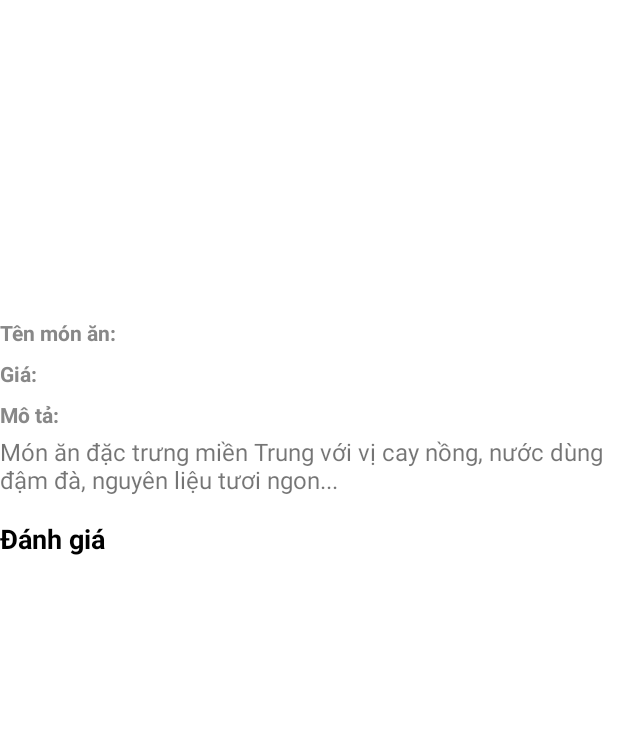
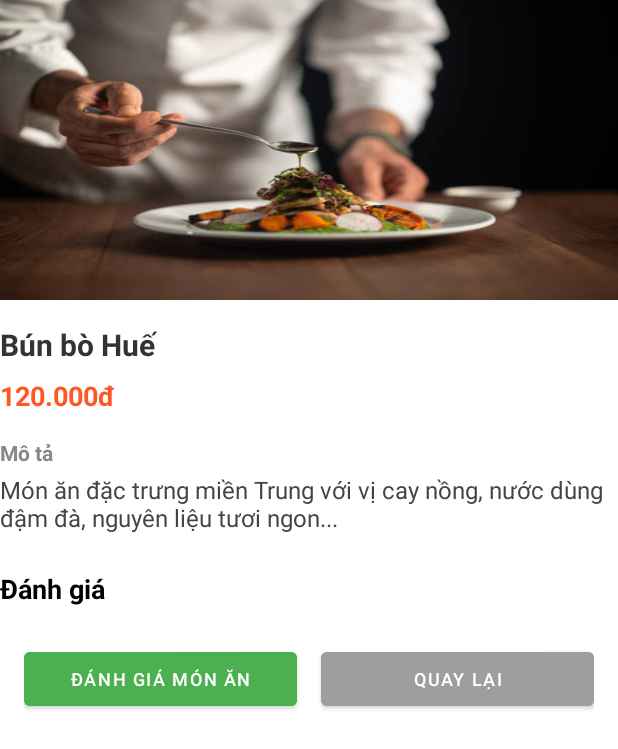
Before and after one commit to HoNguynVu/QuanLyQuanAn, an Android app: the DetailFoodActivity screen opened directly, with no data from a screen before it, on a phone screen of 412 x 824 dp. Shown: the top 749 px of the screen. Run offline under Robolectric (Android 15) with nearby library versions, the phone set to English and light mode, and no system bars; pictures from the network do not load.

Commit message:
Fix UI detail food

```diff
--- a/app/src/main/java/com/example/doan/Adapter/ReviewAdapter.java
+++ b/app/src/main/java/com/example/doan/Adapter/ReviewAdapter.java
@@ -1,46 +1,52 @@
 package com.example.doan.Adapter;
 
-import android.content.Context;
 import android.view.LayoutInflater;
 import android.view.View;
 import android.view.ViewGroup;
-import android.widget.ArrayAdapter;
 import android.widget.TextView;
-
 import androidx.annotation.NonNull;
-
+import androidx.recyclerview.widget.RecyclerView;
 import com.example.doan.DatabaseClass.Review;
 import com.example.doan.R;
-
 import java.util.List;
 
-public class ReviewAdapter extends ArrayAdapter<Review> {
-    private Context context;
-    private List<Review> reviews;
+public class ReviewAdapter extends RecyclerView.Adapter<ReviewAdapter.ReviewViewHolder> {
 
-    public ReviewAdapter(Context context, List<Review> reviews) {
-        super(context, 0, reviews);
-        this.context = context;
-        this.reviews = reviews;
+    private final List<Review> reviewList;
+
+    public ReviewAdapter(List<Review> reviewList) {
+        this.reviewList = reviewList;
     }
 
     @NonNull
     @Override
-    public View getView(int position, View convertView, ViewGroup parent) {
-        if (convertView == null) {
-            convertView = LayoutInflater.from(context).inflate(R.layout.item_review, parent, false);
+    public ReviewViewHolder onCreateViewHolder(@NonNull ViewGroup parent, int viewType) {
+        View view = LayoutInflater.from(parent.getContext())
+                .inflate(R.layout.item_review, parent, false);
+        return new ReviewViewHolder(view);
+    }
+
+    @Override
+    public void onBindViewHolder(@NonNull ReviewViewHolder holder, int position) {
+        Review review = reviewList.get(position);
+        holder.txtUser.setText("Người dùng: " + review.getUserId());
+        holder.txtRating.setText("★ " + review.getRating());
+        holder.txtComment.setText(review.getComment());
+    }
+
+    @Override
+    public int getItemCount() {
+        return reviewList.size();
+    }
+
+    public static class ReviewViewHolder extends RecyclerView.ViewHolder {
+        TextView txtUser, txtRating, txtComment;
+
+        public ReviewViewHolder(@NonNull View itemView) {
+            super(itemView);
+            txtUser = itemView.findViewById(R.id.txt_review_user);
+            txtRating = itemView.findViewById(R.id.txt_review_rating);
+            txtComment = itemView.findViewById(R.id.txt_review_comment);
         }
-
-        Review review = reviews.get(position);
-
-        TextView txtUser = convertView.findViewById(R.id.txt_review_user);
-        TextView txtRating = convertView.findViewById(R.id.txt_review_rating);
-        TextView txtComment = convertView.findViewById(R.id.txt_review_comment);
-
-        txtUser.setText("Người dùng: " + review.getUserId()); // bạn có thể thay bằng tên nếu có
-        txtRating.setText("★ " + review.getRating());
-        txtComment.setText(review.getComment());
-
-        return convertView;
     }
 }
--- a/app/src/main/java/com/example/doan/ProfileUser/DetailFoodActivity.java
+++ b/app/src/main/java/com/example/doan/ProfileUser/DetailFoodActivity.java
@@ -2,6 +2,7 @@ package com.example.doan.ProfileUser;
 
 import android.os.Bundle;
 import android.util.Log;
+import android.widget.Button;
 import android.widget.ImageView;
 import android.widget.ListView;
 import android.widget.TextView;
@@ -9,6 +10,8 @@ import android.widget.Toast;
 
 import androidx.activity.EdgeToEdge;
 import androidx.appcompat.app.AppCompatActivity;
+import androidx.recyclerview.widget.LinearLayoutManager;
+import androidx.recyclerview.widget.RecyclerView;
 
 import com.bumptech.glide.Glide;
 import com.example.doan.Adapter.ReviewAdapter;
@@ -29,8 +32,9 @@ public class DetailFoodActivity extends AppCompatActivity {
 
     private ImageView imgFood;
     private TextView txtName, txtPrice, txtDescription;
-    private ListView listReviews;
+    private RecyclerView recyclerView;
     private ReviewAdapter reviewAdapter;
+    private Button btnAddReview, btnBack;
     private List<Review> reviewList = new ArrayList<>();
 
     private String foodId;
@@ -43,6 +47,7 @@ public class DetailFoodActivity extends AppCompatActivity {
 
         initViews();
         initAdapter();
+        setButton();
         getFoodIdFromIntent();
         loadFoodDetails(foodId);
         loadFoodReviews(foodId);
@@ -54,15 +59,26 @@ public class DetailFoodActivity extends AppCompatActivity {
         txtName = findViewById(R.id.txt_food_name_detail);
         txtPrice = findViewById(R.id.txt_food_price_detail);
         txtDescription = findViewById(R.id.txt_food_description);
-        listReviews = findViewById(R.id.list_reviews);
+        btnAddReview = findViewById(R.id.btn_add_review);
+        btnBack = findViewById(R.id.btn_back);
+        recyclerView = findViewById(R.id.recycler_reviews);
     }
 
     // Khởi tạo adapter cho list đánh giá
     private void initAdapter() {
-        reviewAdapter = new ReviewAdapter(this, reviewList);
-        listReviews.setAdapter(reviewAdapter);
+        recyclerView.setLayoutManager(new LinearLayoutManager(this));
+        reviewAdapter = new ReviewAdapter(reviewList);
+        recyclerView.setAdapter(reviewAdapter);
     }
-
+    // Đặt sự kiện cho các nút
+    private void setButton() {
+        btnAddReview.setOnClickListener(v -> {
+            // Xử lý khi nhấn nút "Đánh giá món ăn"
+        });
+        btnBack.setOnClickListener(v -> {
+            finish();
+        });
+    }
     // Lấy ID món ăn từ Intent truyền vào
     private void getFoodIdFromIntent() {
         foodId = getIntent().getStringExtra("id");
--- a/app/src/main/res/layout/activity_detail_food.xml
+++ b/app/src/main/res/layout/activity_detail_food.xml
@@ -1,98 +1,67 @@
 <?xml version="1.0" encoding="utf-8"?>
-<androidx.constraintlayout.widget.ConstraintLayout
-    xmlns:android="http://schemas.android.com/apk/res/android"
+<ScrollView xmlns:android="http://schemas.android.com/apk/res/android"
     xmlns:app="http://schemas.android.com/apk/res-auto"
     android:layout_width="match_parent"
     android:layout_height="match_parent"
+    android:background="#FFFFFF"
+    android:fitsSystemWindows="true"
     android:padding="16dp"
-    android:fitsSystemWindows="true"
-    android:background="#FFFFFF">
+    android:fillViewport="true">
+
+    <LinearLayout
+        android:layout_width="match_parent"
+        android:layout_height="wrap_content"
+        android:orientation="vertical">
 
         <!-- Ảnh món ăn -->
         <ImageView
             android:id="@+id/img_food_detail"
-        android:layout_width="0dp"
+            android:layout_width="match_parent"
             android:layout_height="200dp"
             android:scaleType="centerCrop"
-        app:layout_constraintTop_toTopOf="parent"
-        app:layout_constraintStart_toStartOf="parent"
-        app:layout_constraintEnd_toEndOf="parent" />
+            android:background="@drawable/image_background" />
 
-    <!-- Row: Tên món ăn -->
+        <!-- Tên món ăn -->
         <TextView
-        android:id="@+id/label_food_name"
+            android:id="@+id/txt_food_name_detail"
+            android:layout_width="match_parent"
+            android:layout_height="wrap_content"
+            android:text="Bún bò Huế"
+            android:textSize="20sp"
+            android:textStyle="bold"
+            android:textColor="#333333"
+            android:layout_marginTop="16dp" />
+
+        <!-- Giá món ăn -->
+        <TextView
+            android:id="@+id/txt_food_price_detail"
             android:layout_width="wrap_content"
             android:layout_height="wrap_content"
-        android:text="Tên món ăn:"
-        android:textColor="#888888"
-        android:textStyle="bold"
-        android:textSize="14sp"
-        android:layout_marginTop="12dp"
-        app:layout_constraintTop_toBottomOf="@id/img_food_detail"
-        app:layout_constraintStart_toStartOf="parent" />
-
-    <TextView
-        android:id="@+id/txt_food_name_detail"
-        android:layout_width="0dp"
-        android:layout_height="wrap_content"
-        android:textSize="18sp"
-        android:textStyle="bold"
-        android:textColor="#333333"
-        app:layout_constraintTop_toTopOf="@id/label_food_name"
-        app:layout_constraintBottom_toBottomOf="@id/label_food_name"
-        app:layout_constraintStart_toEndOf="@id/label_food_name"
-        app:layout_constraintEnd_toEndOf="parent"
-        android:layout_marginStart="8dp" />
-
-    <!-- Row: Giá -->
-    <TextView
-        android:id="@+id/label_food_price"
-        android:layout_width="wrap_content"
-        android:layout_height="wrap_content"
-        android:text="Giá:"
-        android:textColor="#888888"
-        android:textStyle="bold"
-        android:textSize="14sp"
-        android:layout_marginTop="8dp"
-        app:layout_constraintTop_toBottomOf="@id/label_food_name"
-        app:layout_constraintStart_toStartOf="parent" />
-
-    <TextView
-        android:id="@+id/txt_food_price_detail"
-        android:layout_width="0dp"
-        android:layout_height="wrap_content"
+            android:text="120.000đ"
             android:textSize="18sp"
             android:textStyle="bold"
             android:textColor="#FF5722"
-        app:layout_constraintTop_toTopOf="@id/label_food_price"
-        app:layout_constraintBottom_toBottomOf="@id/label_food_price"
-        app:layout_constraintStart_toEndOf="@id/label_food_price"
-        app:layout_constraintEnd_toEndOf="parent"
-        android:layout_marginStart="8dp" />
+            android:layout_marginTop="8dp" />
 
-    <!-- Row: Mô tả -->
+        <!-- Mô tả -->
         <TextView
             android:id="@+id/label_description"
             android:layout_width="wrap_content"
             android:layout_height="wrap_content"
-        android:text="Mô tả:"
+            android:text="Mô tả"
             android:textColor="#888888"
             android:textStyle="bold"
             android:textSize="14sp"
-        android:layout_marginTop="8dp"
-        app:layout_constraintTop_toBottomOf="@id/label_food_price"
-        app:layout_constraintStart_toStartOf="parent" />
+            android:layout_marginTop="16dp" />
 
         <TextView
             android:id="@+id/txt_food_description"
-        android:layout_width="0dp"
+            android:layout_width="match_parent"
             android:layout_height="wrap_content"
             android:text="Món ăn đặc trưng miền Trung với vị cay nồng, nước dùng đậm đà, nguyên liệu tươi ngon..."
             android:textSize="16sp"
-        android:layout_marginTop="4dp"
-        app:layout_constraintStart_toStartOf="parent"
-        app:layout_constraintEnd_toEndOf="parent"
-        app:layout_constraintTop_toBottomOf="@id/label_description"/>
+            android:textColor="#444444"
+            android:layout_marginTop="4dp" />
 
         <!-- Đánh giá -->
         <TextView
@@ -103,20 +72,46 @@
             android:textSize="18sp"
             android:textStyle="bold"
             android:textColor="#000000"
-        android:layout_marginTop="16dp"
-        app:layout_constraintTop_toBottomOf="@id/txt_food_description"
-        app:layout_constraintStart_toStartOf="parent" />
+            android:layout_marginTop="24dp" />
 
-    <ListView
-        android:id="@+id/list_reviews"
+        <androidx.recyclerview.widget.RecyclerView
+            android:id="@+id/recycler_reviews"
+            android:layout_width="match_parent"
+            android:layout_height="wrap_content"
+            android:layout_marginTop="8dp"
+            android:nestedScrollingEnabled="false"
+            android:overScrollMode="never"/>
+
+        <!-- Nút đánh giá & quay lại -->
+        <LinearLayout
+            android:layout_width="match_parent"
+            android:layout_height="wrap_content"
+            android:orientation="horizontal"
+            android:padding="16dp"
+            android:gravity="center">
+
+            <Button
+                android:id="@+id/btn_add_review"
                 android:layout_width="0dp"
-        android:layout_height="0dp"
-        android:layout_marginTop="8dp"
-        android:divider="@android:color/darker_gray"
-        android:dividerHeight="1dp"
-        app:layout_constraintTop_toBottomOf="@id/txt_review_title"
-        app:layout_constraintBottom_toBottomOf="parent"
-        app:layout_constraintStart_toStartOf="parent"
-        app:layout_constraintEnd_toEndOf="parent" />
+                android:layout_height="wrap_content"
+                android:layout_weight="1"
+                android:text="Đánh giá món ăn"
+                android:backgroundTint="#4CAF50"
+                android:textColor="#FFFFFF"
+                android:textSize="12dp"
+                android:layout_marginEnd="8dp" />
 
-</androidx.constraintlayout.widget.ConstraintLayout>
+            <Button
+                android:id="@+id/btn_back"
+                android:layout_width="0dp"
+                android:layout_height="wrap_content"
+                android:layout_weight="1"
+                android:textSize="12dp"
+                android:text="Quay lại"
+                android:backgroundTint="#9E9E9E"
+                android:textColor="#FFFFFF"
+                android:layout_marginStart="8dp" />
+        </LinearLayout>
+
+    </LinearLayout>
+</ScrollView>
--- a/app/src/main/res/layout/item_review.xml
+++ b/app/src/main/res/layout/item_review.xml
@@ -1,40 +1,31 @@
-<?xml version="1.0" encoding="utf-8"?>
 <LinearLayout xmlns:android="http://schemas.android.com/apk/res/android"
+    android:layout_width="match_parent"
+    android:layout_height="wrap_content"
+    android:orientation="vertical"
     android:padding="12dp"
-    android:orientation="vertical"
-    android:layout_marginBottom="10dp"
-    android:layout_width="match_parent"
-    android:layout_height="wrap_content">
-
-    <!-- User và Rating -->
-    <LinearLayout
-        android:orientation="horizontal"
-        android:layout_width="match_parent"
-        android:layout_height="wrap_content">
+    android:background="#FAFAFA">
 
     <TextView
         android:id="@+id/txt_review_user"
+        android:layout_width="wrap_content"
+        android:layout_height="wrap_content"
+        android:text="Người dùng: 123"
         android:textStyle="bold"
-            android:textColor="#333333"
-            android:textSize="16sp"
-            android:layout_width="wrap_content"
-            android:layout_height="wrap_content" />
+        android:textColor="#333" />
 
     <TextView
         android:id="@+id/txt_review_rating"
-            android:textColor="#FF9800"
+        android:layout_width="wrap_content"
+        android:layout_height="wrap_content"
+        android:text="Đánh giá : ★ 5"
+        android:textColor="#FFC107"
         android:textSize="16sp"
-            android:textStyle="bold"
-            android:layout_width="wrap_content"
-            android:layout_height="wrap_content" />
-    </LinearLayout>
+        android:layout_marginTop="4dp"/>
 
-    <!-- Comment -->
     <TextView
         android:id="@+id/txt_review_comment"
-        android:layout_marginTop="4dp"
-        android:textColor="#555555"
-        android:textSize="14sp"
-        android:layout_width="match_parent"
-        android:layout_height="wrap_content" />
+        android:layout_width="wrap_content"
+        android:layout_height="wrap_content"
+        android:text="Nhận xét : Món ăn rất ngon và đậm đà."
+        android:layout_marginTop="4dp" />
 </LinearLayout>
```
Lines whose indentation alone changed are shown as unchanged.
